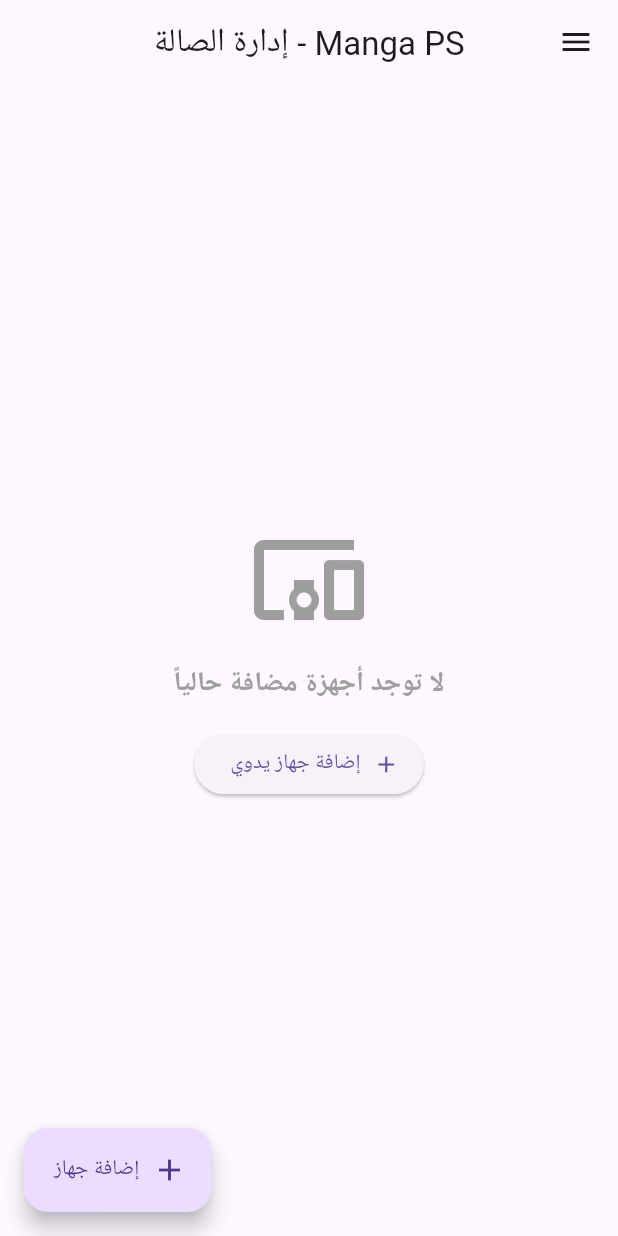
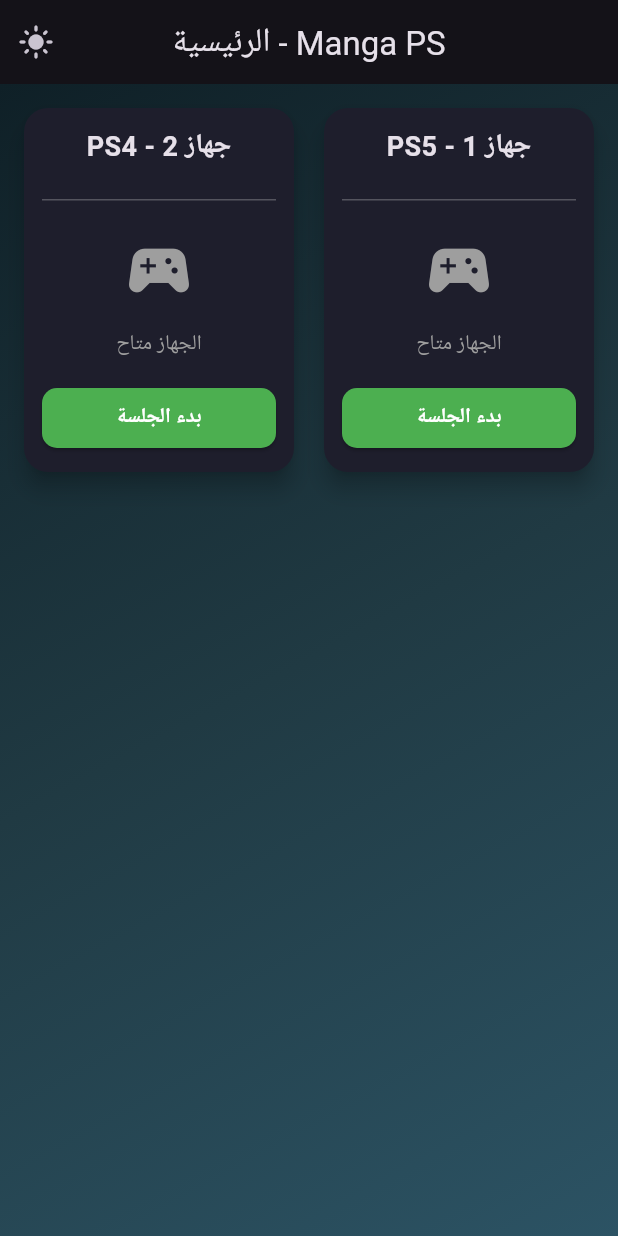
Before and after one commit to ahmedelzae2000-cmyk/Mango-PS-, a Flutter app: the screen it shows after launch, on a phone screen of 412 x 824 dp. Run offline on Flutter 3.47's test engine with Material 3 defaults, Android fonts, the phone set to English and light mode, and no system bars; our stand-ins replace cloud_firestore, firebase_core, firebase_messaging; accounts and stored records are empty.

Commit message:
Update home_screen.dart

```diff
--- a/lib/screens/home_screen.dart
+++ b/lib/screens/home_screen.dart
@@ -1,8 +1,5 @@
+import 'dart:async';
 import 'package:flutter/material.dart';
-import 'package:provider/provider.dart';
-import '../providers/device_provider.dart';
-import 'pricing_screen.dart';
-import 'expenses_screen.dart';
 
 class HomeScreen extends StatefulWidget {
   const HomeScreen({super.key});
@@ -12,130 +9,272 @@ class HomeScreen extends StatefulWidget {
 }
 
 class _HomeScreenState extends State<HomeScreen> {
+  bool isDarkMode = true;
+
+  // قائمة أجهزة افتراضية للتجربة
+  List<Map<String, dynamic>> devices = [
+    {
+      'id': '1',
+      'name': 'جهاز 1 - PS5',
+      'isOccupied': false,
+      'pricePerHour': 40.0,
+      'startTime': null,
+    },
+    {
+      'id': '2',
+      'name': 'جهاز 2 - PS4',
+      'isOccupied': false,
+      'pricePerHour': 30.0,
+      'startTime': null,
+    },
+  ];
+
+  Timer? _timer;
+
   @override
-  Widget build(BuildContext context) {
-    // استقبال الـ Provider بآمان مع حماية من الأخطاء
-    final deviceProvider = Provider.of<DeviceProvider>(context);
+  void initState() {
+    super.initState();
+    // تحديث العداد كل ثانية لتحديث الوقت والتكلفة حياً
+    _timer = Timer.periodic(const Duration(seconds: 1), (timer) {
+      if (mounted) setState(() {});
+    });
+  }
 
-    return Scaffold(
-      appBar: AppBar(
-        title: const Text('Manga PS - إدارة الصالة'),
-        centerTitle: true,
+  @override
+  void dispose() {
+    _timer?.cancel();
+    super.dispose();
+  }
+
+  // حساب وقت الجلسة بالدقائق والثواني
+  String _getDurationText(DateTime? startTime) {
+    if (startTime == null) return '00:00:00';
+    final diff = DateTime.now().difference(startTime);
+    final hours = diff.inHours.toString().padLeft(2, '0');
+    final minutes = (diff.inMinutes % 60).toString().padLeft(2, '0');
+    final seconds = (diff.inSeconds % 60).toString().padLeft(2, '0');
+    return '$hours:$minutes:$seconds';
+  }
+
+  // حساب التكلفة المبدئية بناءً على الوقت المنقضي
+  double _calculateCost(DateTime? startTime, double pricePerHour) {
+    if (startTime == null) return 0.0;
+    final minutes = DateTime.now().difference(startTime).inMinutes;
+    return (minutes / 60.0) * pricePerHour;
+  }
+
+  // نافذة إنهاء الجلسة (تعديل السعر + اختيار طريقة الدفع)
+  void _showEndSessionDialog(Map<String, dynamic> device) {
+    final startTime = device['startTime'] as DateTime?;
+    final double initialCost = _calculateCost(startTime, device['pricePerHour']);
+
+    final TextEditingController costController =
+        TextEditingController(text: initialCost.toStringAsFixed(2));
+    String paymentMethod = 'كاش';
+
+    showDialog(
+      context: context,
+      builder: (context) {
+        return StatefulBuilder(
+          builder: (context, setDialogState) {
+            return AlertDialog(
+              backgroundColor: isDarkMode ? const Color(0xFF1E1E1E) : Colors.white,
+              title: Text(
+                'إنهاء جلسة: ${device['name']}',
+                style: TextStyle(color: isDarkMode ? Colors.white : Colors.black),
               ),
-      drawer: Drawer(
-        child: ListView(
-          padding: EdgeInsets.zero,
+              content: Column(
+                mainAxisSize: MainAxisSize.min,
                 children: [
-            const UserAccountsDrawerHeader(
-              accountName: Text('Manga PS', style: TextStyle(fontSize: 20, fontWeight: FontWeight.bold)),
-              accountEmail: Text('نظام إدارة صالة الألعاب'),
-              currentAccountPicture: CircleAvatar(
-                backgroundColor: Colors.white,
-                child: Icon(Icons.sports_esports, color: Colors.blue, size: 36),
+                  Text(
+                    'الوقت المستغرق: ${_getDurationText(startTime)}',
+                    style: const TextStyle(fontSize: 16, fontWeight: FontWeight.bold),
+                  ),
+                  const SizedBox(height: 15),
+                  // تعديل السعر قبل الإنهاء
+                  TextField(
+                    controller: costController,
+                    keyboardType: TextInputType.number,
+                    style: TextStyle(color: isDarkMode ? Colors.white : Colors.black),
+                    decoration: const InputDecoration(
+                      labelText: 'التكلفة النهائية (ج.م)',
+                      border: OutlineInputBorder(),
+                      suffixText: 'ج.م',
                     ),
                   ),
-            ListTile(
-              leading: const Icon(Icons.tv),
-              title: const Text('شاشة الأجهزة'),
-              onTap: () => Navigator.pop(context),
+                  const SizedBox(height: 15),
+                  // تحديد طريقة الدفع
+                  DropdownButtonFormField<String>(
+                    value: paymentMethod,
+                    dropdownColor: isDarkMode ? const Color(0xFF2C2C2C) : Colors.white,
+                    style: TextStyle(color: isDarkMode ? Colors.white : Colors.black),
+                    decoration: const InputDecoration(
+                      labelText: 'طريقة الدفع',
+                      border: OutlineInputBorder(),
                     ),
-            ListTile(
-              leading: const Icon(Icons.receipt_long),
-              title: const Text('المصاريف'),
-              onTap: () {
-                Navigator.pop(context);
-                Navigator.push(context, MaterialPageRoute(builder: (_) => const ExpensesScreen()));
-              },
-            ),
-            ListTile(
-              leading: const Icon(Icons.settings),
-              title: const Text('إدارة الأجهزة والأسعار'),
-              onTap: () {
-                Navigator.pop(context);
-                Navigator.push(context, MaterialPageRoute(builder: (_) => const PricingScreen()));
+                    items: ['كاش', 'فيزا'].map((method) {
+                      return DropdownMenuItem(
+                        value: method,
+                        child: Text(method),
+                      );
+                    }).toList(),
+                    onChanged: (val) {
+                      if (val != null) setDialogState(() => paymentMethod = val);
                     },
                   ),
                 ],
               ),
+              actions: [
+                TextButton(
+                  onPressed: () => Navigator.pop(context),
+                  child: const Text('إلغاء'),
                 ),
-      floatingActionButton: FloatingActionButton.extended(
-        icon: const Icon(Icons.add),
-        label: const Text('إضافة جهاز'),
+                ElevatedButton(
+                  style: ElevatedButton.styleFrom(backgroundColor: Colors.red),
                   onPressed: () {
-          Navigator.push(context, MaterialPageRoute(builder: (_) => const PricingScreen()));
+                    setState(() {
+                      device['isOccupied'] = false;
+                      device['startTime'] = null;
+                    });
+                    Navigator.pop(context);
+                    ScaffoldMessenger.of(context).showSnackBar(
+                      SnackBar(
+                        content: Text(
+                          'تم تحصيل ${costController.text} ج.م (${paymentMethod}) بنجاح!',
+                        ),
+                      ),
+                    );
                   },
+                  child: const Text('تأكيد وإغلاق', style: TextStyle(color: Colors.white)),
                 ),
-      body: deviceProvider.devices.isEmpty
-          ? Center(
-              child: Column(
-                mainAxisAlignment: MainAxisAlignment.center,
-                children: [
-                  const Icon(Icons.devices_other, size: 80, color: Colors.grey),
-                  const SizedBox(height: 16),
-                  const Text(
-                    'لا توجد أجهزة مضافة حالياً',
-                    style: TextStyle(fontSize: 18, color: Colors.grey, fontWeight: FontWeight.bold),
-                  ),
-                  const SizedBox(height: 16),
-                  ElevatedButton.icon(
-                    icon: const Icon(Icons.add),
-                    label: const Text('إضافة جهاز يدوي'),
+              ],
+            );
+          },
+        );
+      },
+    );
+  }
+
+  @override
+  Widget build(BuildContext context) {
+    return Theme(
+      data: isDarkMode ? ThemeData.dark() : ThemeData.light(),
+      child: Scaffold(
+        appBar: AppBar(
+          title: const Text('Manga PS - الرئيسية'),
+          centerTitle: true,
+          actions: [
+            // زر التبديل للوضع الداكن (Dark Mode)
+            IconButton(
+              icon: Icon(isDarkMode ? Icons.light_mode : Icons.dark_mode),
               onPressed: () {
-                      Navigator.push(context, MaterialPageRoute(builder: (_) => const PricingScreen()));
+                setState(() {
+                  isDarkMode = !isDarkMode;
+                });
               },
             ),
           ],
         ),
-            )
-          : GridView.builder(
-              padding: const EdgeInsets.all(12),
+        // الخلفية المختارة المخصصة
+        body: Container(
+          decoration: BoxDecoration(
+            gradient: LinearGradient(
+              colors: isDarkMode
+                  ? [const Color(0xFF0F2027), const Color(0xFF203A43), const Color(0xFF2C5364)]
+                  : [const Color(0xFFE0EAFC), const Color(0xFFCFDEF3)],
+              begin: Alignment.topLeft,
+              end: Alignment.bottomRight,
+            ),
+          ),
+          child: Padding(
+            padding: const EdgeInsets.all(12.0),
+            child: GridView.builder(
+              itemCount: devices.length,
               gridDelegate: const SliverGridDelegateWithFixedCrossAxisCount(
                 crossAxisCount: 2,
-                childAspectRatio: 0.85,
-                crossAxisSpacing: 10,
-                mainAxisSpacing: 10,
+                childAspectRatio: 0.75,
+                crossAxisSpacing: 12,
+                mainAxisSpacing: 12,
               ),
-              itemCount: deviceProvider.devices.length,
               itemBuilder: (context, index) {
-                final device = deviceProvider.devices[index];
+                final dev = devices[index];
+                final isOccupied = dev['isOccupied'] as bool;
+                final startTime = dev['startTime'] as DateTime?;
+                final currentCost = _calculateCost(startTime, dev['pricePerHour']);
+
                 return Card(
-                  elevation: 3,
+                  elevation: 6,
+                  shape: RoundedRectangleBorder(
+                    borderRadius: BorderRadius.circular(16),
+                  ),
+                  color: isDarkMode ? const Color(0xFF1E1E2C) : Colors.white,
                   child: Padding(
-                    padding: const EdgeInsets.all(10.0),
+                    padding: const EdgeInsets.all(12.0),
                     child: Column(
                       mainAxisAlignment: MainAxisAlignment.spaceBetween,
                       children: [
                         Text(
-                          device.name,
-                          style: const TextStyle(fontSize: 16, fontWeight: FontWeight.bold),
-                        ),
-                        Text('النوع: ${device.type}'),
-                        Container(
-                          padding: const EdgeInsets.symmetric(horizontal: 10, vertical: 4),
-                          decoration: BoxDecoration(
-                            color: device.isOccupied ? Colors.red.shade100 : Colors.green.shade100,
-                            borderRadius: BorderRadius.circular(8),
-                          ),
-                          child: Text(
-                            device.isOccupied ? 'مشغول' : 'متاح',
-                            style: TextStyle(
-                              color: device.isOccupied ? Colors.red.shade900 : Colors.green.shade900,
+                          dev['name'],
+                          style: const TextStyle(
+                            fontSize: 18,
                             fontWeight: FontWeight.bold,
                           ),
                         ),
+                        Divider(color: isDarkMode ? Colors.white24 : Colors.black12),
+                        // 1. إظهار وقت الجلسة والتكلفة حياً
+                        if (isOccupied) ...[
+                          Column(
+                            children: [
+                              const Text('الوقت المنقضي', style: TextStyle(fontSize: 12, color: Colors.grey)),
+                              Text(
+                                _getDurationText(startTime),
+                                style: const TextStyle(
+                                  fontSize: 18,
+                                  fontWeight: FontWeight.bold,
+                                  color: Colors.blueAccent,
                                 ),
+                              ),
+                              const SizedBox(height: 6),
+                              const Text('التكلفة الحالية', style: TextStyle(fontSize: 12, color: Colors.grey)),
+                              Text(
+                                '${currentCost.toStringAsFixed(2)} ج.م',
+                                style: const TextStyle(
+                                  fontSize: 18,
+                                  fontWeight: FontWeight.bold,
+                                  color: Colors.green,
+                                ),
+                              ),
+                            ],
+                          )
+                        ] else ...[
+                          const Icon(Icons.sports_esports, size: 50, color: Colors.grey),
+                          const Text('الجهاز متاح', style: TextStyle(color: Colors.grey)),
+                        ],
+                        // أزرار التشغيل والإنهاء
                         SizedBox(
                           width: double.infinity,
                           child: ElevatedButton(
                             style: ElevatedButton.styleFrom(
-                              backgroundColor: device.isOccupied ? Colors.red : Colors.green,
+                              backgroundColor: isOccupied ? Colors.red : Colors.green,
+                              shape: RoundedRectangleBorder(
+                                borderRadius: BorderRadius.circular(10),
+                              ),
                             ),
                             onPressed: () {
-                              deviceProvider.toggleDeviceState(device);
+                              if (isOccupied) {
+                                // فتح نافذة الإنهاء والدفع
+                                _showEndSessionDialog(dev);
+                              } else {
+                                // بدء الجلسة
+                                setState(() {
+                                  dev['isOccupied'] = true;
+                                  dev['startTime'] = DateTime.now();
+                                });
+                              }
                             },
                             child: Text(
-                              device.isOccupied ? 'إنهاء' : 'بدء',
-                              style: const TextStyle(color: Colors.white),
+                              isOccupied ? 'إنهاء الجلسة' : 'بدء الجلسة',
+                              style: const TextStyle(color: Colors.white, fontWeight: FontWeight.bold),
                             ),
                           ),
                         ),
@@ -145,6 +284,9 @@ class _HomeScreenState extends State<HomeScreen> {
                 );
               },
             ),
+          ),
+        ),
+      ),
     );
   }
 }
```
Lines whose indentation alone changed are shown as unchanged.
